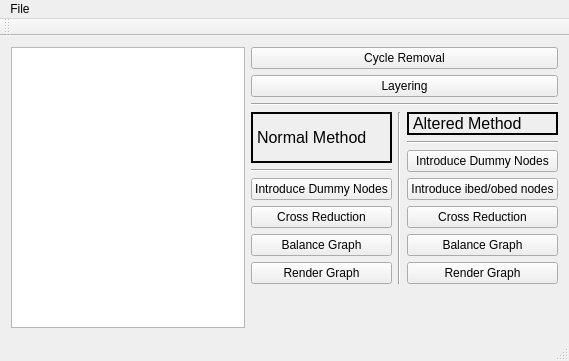
Oyuret/layers, file ui/mainwindow.ui: the form before one commit.
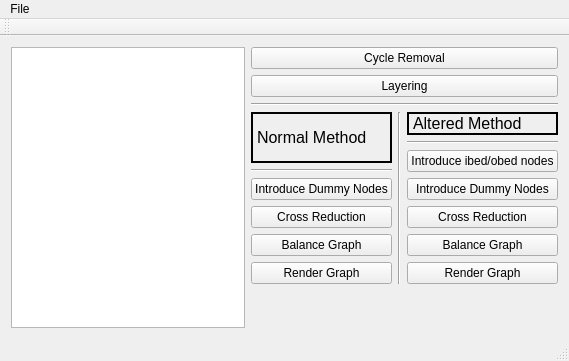
The form after the commit. Custom widgets are drawn as their Qt base class.

Diff of the .ui file:
```diff
--- a/ui/mainwindow.ui
+++ b/ui/mainwindow.ui
@@ -168,16 +168,16 @@
            </widget>
           </item>
           <item>
-           <widget class="QPushButton" name="altDummyNodesButton">
+           <widget class="QPushButton" name="altBackEdgeButton">
             <property name="text">
-             <string>Introduce Dummy Nodes</string>
+             <string>Introduce ibed/obed nodes</string>
             </property>
            </widget>
           </item>
           <item>
-           <widget class="QPushButton" name="altBackEdgeButton">
+           <widget class="QPushButton" name="altDummyNodesButton">
             <property name="text">
-             <string>Introduce ibed/obed nodes</string>
+             <string>Introduce Dummy Nodes</string>
             </property>
            </widget>
           </item>
```
